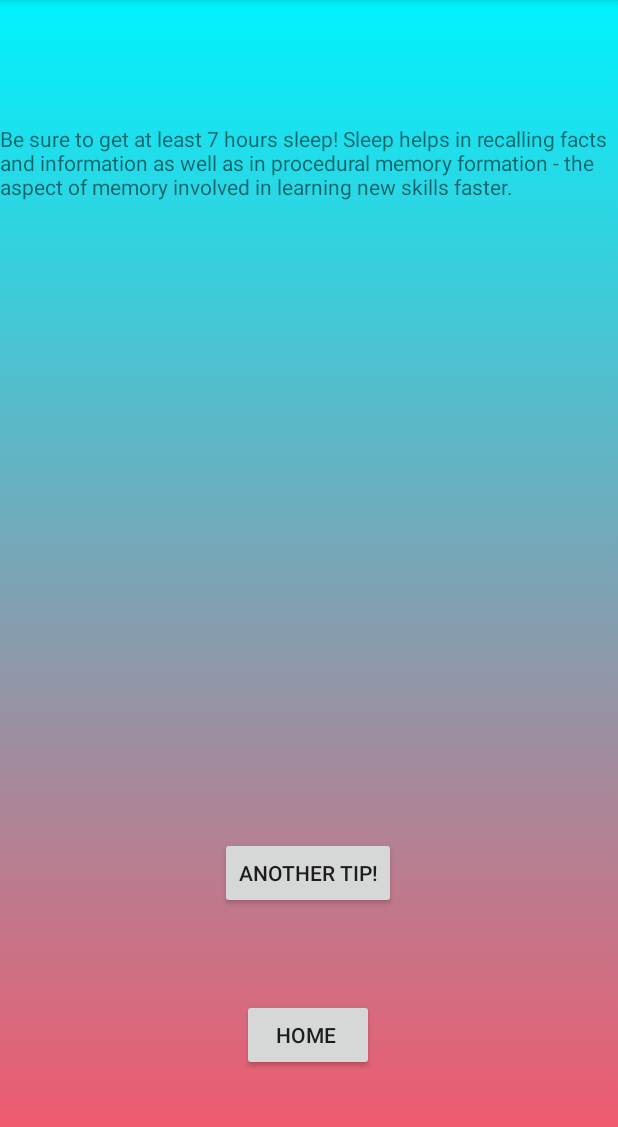
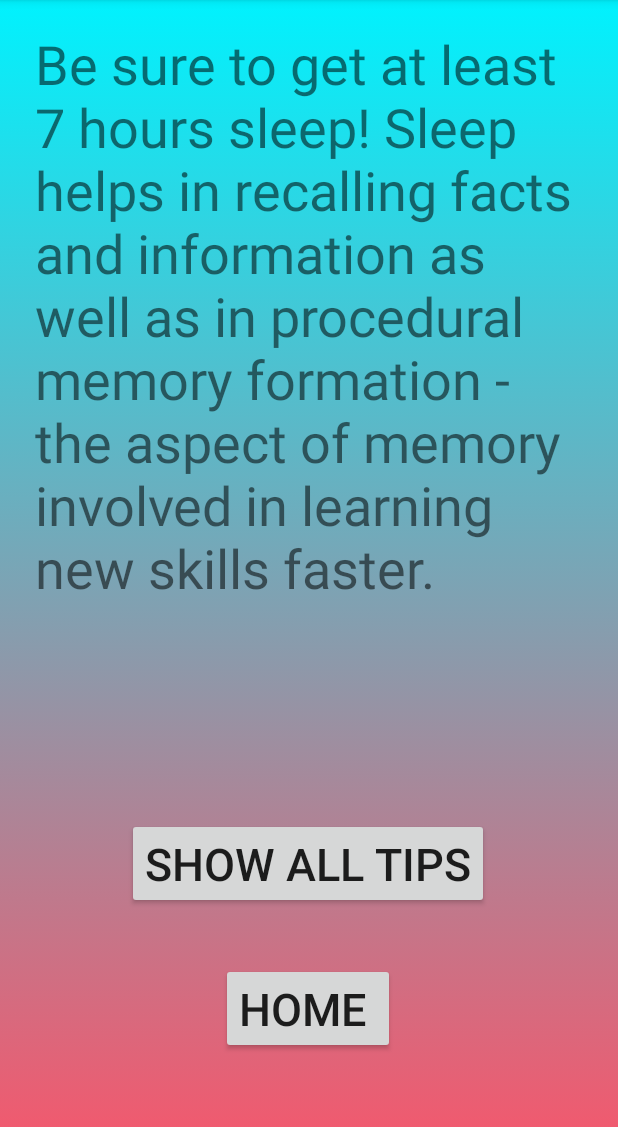
Before and after one commit to seanOgradyMemoryProject/seanOgradyMemoryProject, an Android app: the Tips screen opened directly, with no data from a screen before it, on a phone screen of 412 x 824 dp, the part 84-1211 px from its top. Run offline under Robolectric (Android 15) with nearby library versions, the phone set to English and light mode, and no system bars.

Commit message:
made buttons bigger

```diff
--- a/app/src/main/res/layout/activity_games_home.xml
+++ b/app/src/main/res/layout/activity_games_home.xml
@@ -12,6 +12,7 @@
         android:layout_width="wrap_content"
         android:layout_height="wrap_content"
         android:text="Quiz "
+        android:textSize="30sp"
         app:layout_constraintBottom_toBottomOf="parent"
         app:layout_constraintEnd_toEndOf="parent"
         app:layout_constraintHorizontal_bias="0.498"
@@ -24,6 +25,7 @@
         android:layout_width="wrap_content"
         android:layout_height="wrap_content"
         android:text="Home "
+        android:textSize="30sp"
         app:layout_constraintBottom_toBottomOf="parent"
         app:layout_constraintEnd_toEndOf="parent"
         app:layout_constraintHorizontal_bias="0.498"
--- a/app/src/main/res/layout/activity_tips.xml
+++ b/app/src/main/res/layout/activity_tips.xml
@@ -11,8 +11,9 @@
         android:id="@+id/button18"
         android:layout_width="wrap_content"
         android:layout_height="wrap_content"
-        android:layout_marginTop="60dp"
+        android:layout_marginTop="36dp"
         android:text="Home "
+        android:textSize="30sp"
         app:layout_constraintEnd_toEndOf="parent"
         app:layout_constraintHorizontal_bias="0.498"
         app:layout_constraintStart_toStartOf="parent"
@@ -20,21 +21,24 @@
 
     <TextView
         android:id="@+id/textView13"
-        android:layout_width="wrap_content"
-        android:layout_height="wrap_content"
+        android:layout_width="372dp"
+        android:layout_height="459dp"
         android:text="TextView"
+        android:textSize="36sp"
         app:layout_constraintBottom_toBottomOf="parent"
         app:layout_constraintEnd_toEndOf="parent"
+        app:layout_constraintHorizontal_bias="0.589"
         app:layout_constraintStart_toStartOf="parent"
         app:layout_constraintTop_toTopOf="parent"
-        app:layout_constraintVertical_bias="0.115" />
+        app:layout_constraintVertical_bias="0.058" />
 
     <Button
         android:id="@+id/button27"
         android:layout_width="wrap_content"
         android:layout_height="wrap_content"
-        android:layout_marginTop="424dp"
-        android:text="Another tip!"
+        android:layout_marginTop="68dp"
+        android:text="Show all tips"
+        android:textSize="30sp"
         app:layout_constraintEnd_toEndOf="parent"
         app:layout_constraintHorizontal_bias="0.498"
         app:layout_constraintStart_toStartOf="parent"
```
Also changed, not shown: app/src/main/java/com/example/test/Tips.java (+2 -20 lines), app/src/main/java/com/example/test/memoryStrategies2.java (+0 -1 lines), app/src/main/java/com/example/test/memoryStrategies3.java (+0 -2 lines), app/src/main/java/com/example/test/QuizHome.java (line endings or trailing spaces), app/src/main/java/com/example/test/signUp.java (line endings or trailing spaces).
